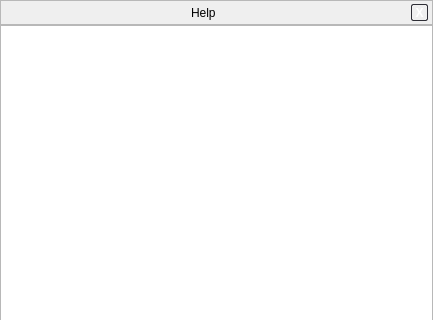
Qt form src/gui/helpDialogGui.ui (519984307/stellarium_src) before a commit; both pictures show x 0 to 433 and y 0 to 320 of the 433 by 459 pixel window.
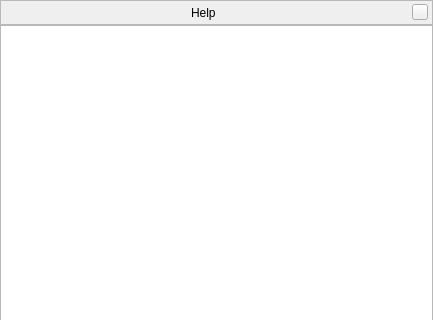
The same form after that commit. Custom widgets are drawn as their Qt base class.

Commit message: Improved windows title and close button.

What changed in the file:
```diff
--- a/src/gui/helpDialogGui.ui
+++ b/src/gui/helpDialogGui.ui
@@ -89,28 +89,21 @@
        </spacer>
       </item>
       <item>
-       <widget class="QToolButton" name="closeHelp" >
+       <widget class="QPushButton" name="closeStelWindow" >
+        <property name="minimumSize" >
+         <size>
+          <width>16</width>
+          <height>16</height>
+         </size>
+        </property>
         <property name="maximumSize" >
          <size>
-          <width>17</width>
-          <height>17</height>
+          <width>16</width>
+          <height>16</height>
          </size>
         </property>
-        <property name="styleSheet" >
-         <string notr="true" >QToolButton {
-color: white;
-font-weight: bold;
-background: None;
-border: 1px solid #2e2e36;
-  border-radius: 2px;
-}
-
-QToolButton:pressed {
-color: darkgray;
-}</string>
-        </property>
         <property name="text" >
-         <string>X</string>
+         <string/>
         </property>
        </widget>
       </item>
```
Left out of the diff: 2 changed lines with no effect on the pictures. The commit also changes 11 other files.
